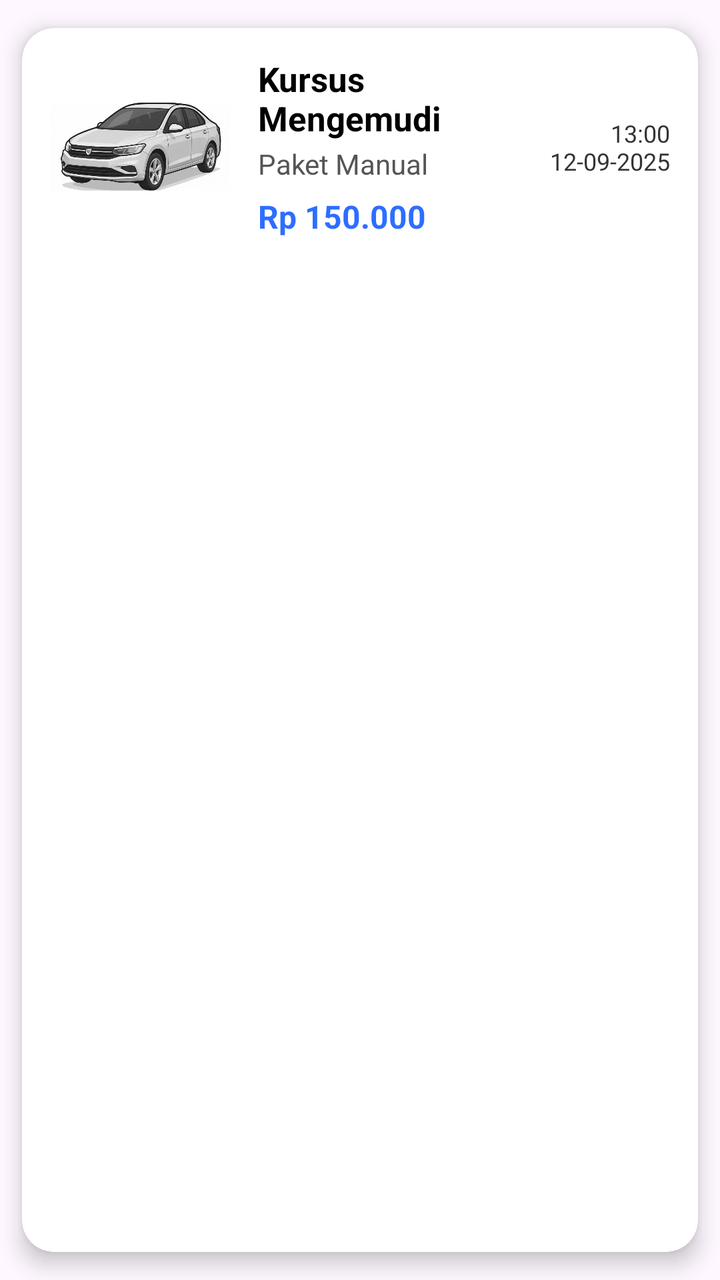
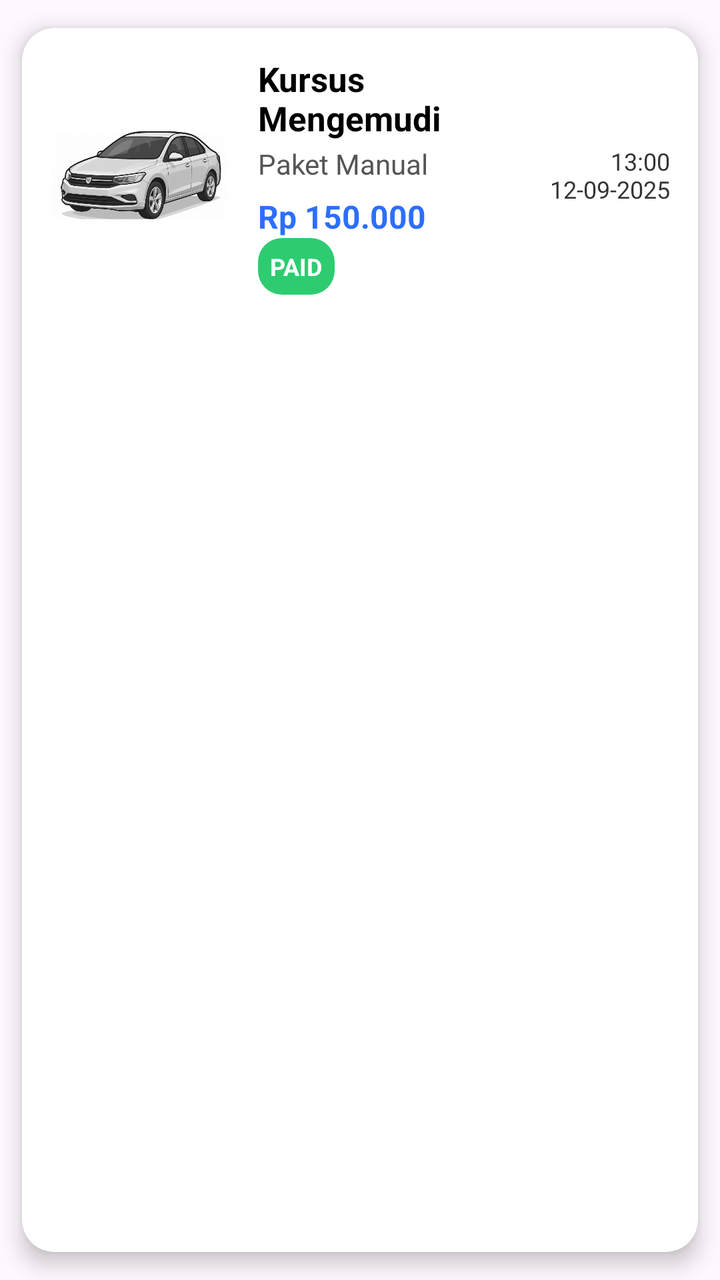

The first picture is an Android layout as it rendered before a commit; the second is the same layout after the commit. The layout source and the unified diff follow.
<!-- AndroidManifest.xml: application theme Theme.DriveNusa -->
<!-- res/layout/item_riwayat_pemesanan.xml -->
<?xml version="1.0" encoding="utf-8"?>
<androidx.cardview.widget.CardView xmlns:android="http://schemas.android.com/apk/res/android"
    xmlns:card_view="http://schemas.android.com/apk/res-auto"
    android:layout_width="match_parent"
    android:layout_height="wrap_content"
    android:layout_margin="12dp"
    card_view:cardElevation="6dp"
    card_view:cardCornerRadius="16dp"
    card_view:cardUseCompatPadding="true"
    android:foreground="?attr/selectableItemBackground">

    <LinearLayout
        android:layout_width="match_parent"
        android:layout_height="wrap_content"
        android:orientation="horizontal"
        android:padding="14dp"
        android:gravity="center_vertical">

        
        <ImageView
            android:id="@+id/imgMobil"
            android:layout_width="90dp"
            android:layout_height="90dp"
            android:scaleType="centerCrop"
            android:background="@drawable/rounded_white"
            android:padding="4dp"
            android:src="@drawable/img_paket_manual" />

        
        <LinearLayout
            android:layout_width="0dp"
            android:layout_height="wrap_content"
            android:orientation="vertical"
            android:layout_weight="1"
            android:paddingStart="14dp">

            <TextView
                android:id="@+id/tvJudul"
                android:layout_width="wrap_content"
                android:layout_height="wrap_content"
                android:text="Kursus Mengemudi"
                android:textColor="#000000"
                android:textStyle="bold"
                android:textSize="17sp" />

            <TextView
                android:id="@+id/tvPaket"
                android:layout_width="wrap_content"
                android:layout_height="wrap_content"
                android:text="Paket Manual"
                android:textColor="#555555"
                android:textSize="14sp"
                android:layout_marginTop="2dp" />

            <TextView
                android:id="@+id/tvHarga"
                android:layout_width="wrap_content"
                android:layout_height="wrap_content"
                android:text="Rp 150.000"
                android:textColor="#2D6EFF"
                android:textSize="16sp"
                android:textStyle="bold"
                android:layout_marginTop="6dp" />
        </LinearLayout>

        
        <TextView
            android:id="@+id/tvTanggal"
            android:layout_width="wrap_content"
            android:layout_height="wrap_content"
            android:text="13:00\n12-09-2025"
            android:gravity="end"
            android:textSize="12sp"
            android:textColor="#333333"/>

    </LinearLayout>

</androidx.cardview.widget.CardView>
<!-- resources referenced by this layout -->
<resources>
  <!-- drawable img_paket_manual: png bitmap (drawable, 338830 bytes) -->
  <!-- drawable rounded_white (drawable) -->
  <shape xmlns:android="http://schemas.android.com/apk/res/android">
      <corners android:radius="16dp" />
      <solid android:color="#FFFFFF"/>
  </shape>
  <style name="Theme.DriveNusa" parent="Base.Theme.Drivenusa" />
  <style name="Base.Theme.Drivenusa" parent="Theme.Material3.DayNight.NoActionBar">
          
          
      </style>
</resources>

<!-- the commit's change to res/layout/item_riwayat_pemesanan.xml (unified diff, before → after) -->
@@ -61,6 +61,18 @@
                 android:textSize="16sp"
                 android:textStyle="bold"
                 android:layout_marginTop="6dp" />
+            <TextView
+                android:id="@+id/tvStatus"
+                android:layout_width="wrap_content"
+                android:layout_height="wrap_content"
+                android:text="PAID"
+                android:textSize="12sp"
+                android:textStyle="bold"
+                android:textColor="@android:color/white"
+                android:padding="6dp"
+                android:background="@drawable/bg_status_paid"
+                android:layout_alignParentEnd="true"/>
+
         </LinearLayout>
 
         
<!-- resource entries referenced after the edit -->
@@ -1,5 +1,10 @@
 <!-- resources referenced by this layout -->
 <resources>
+  <!-- drawable bg_status_paid (drawable) -->
+  <shape xmlns:android="http://schemas.android.com/apk/res/android">
+      <solid android:color="#2ECC71"/>
+      <corners android:radius="12dp"/>
+  </shape>
   <!-- drawable img_paket_manual: png bitmap (drawable, 338830 bytes) -->
   <!-- drawable rounded_white (drawable) -->
   <shape xmlns:android="http://schemas.android.com/apk/res/android">
